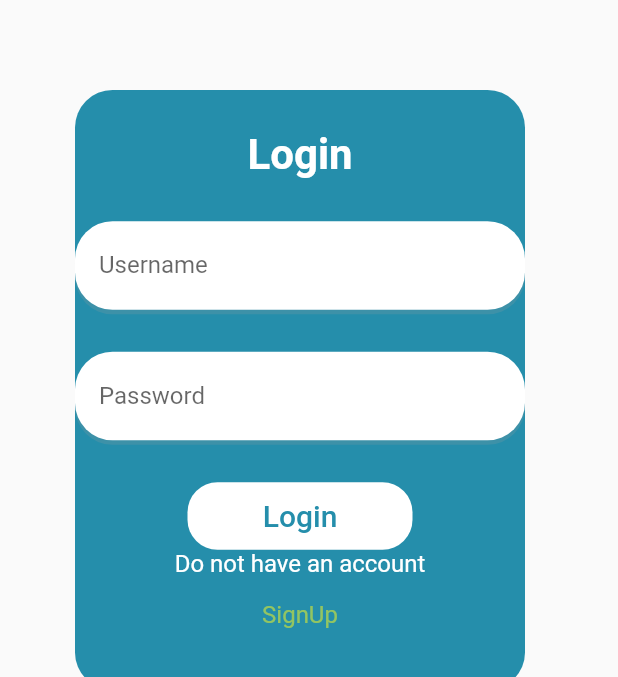
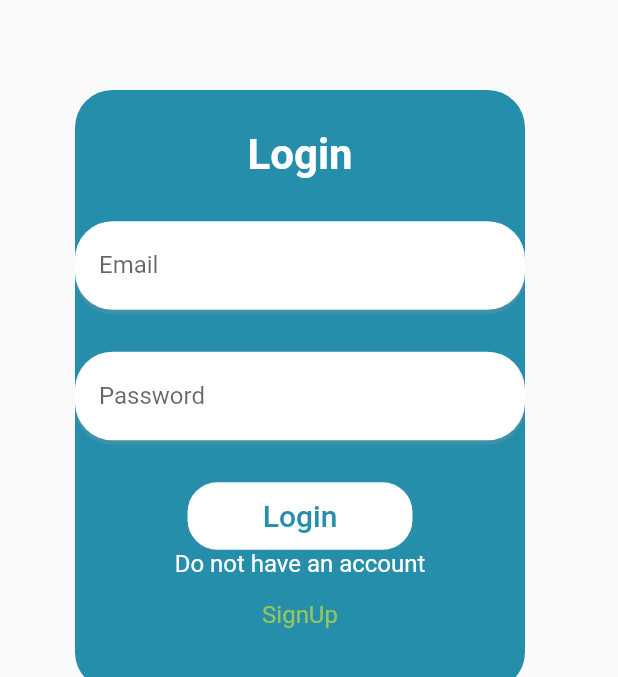
Before and after one commit to MalavikaSreehari/FareSPY, a Flutter app: the Login screen opened by its route, on a phone screen of 412 x 824 dp, the part 120-797 px from its top. Run offline on Flutter 3.47's test engine with Material 2 defaults, Android fonts, the phone set to English and light mode, and no system bars; our stand-ins replace firebase_auth, firebase_core, firebase_database, fluttertoast, google_maps_flutter; accounts and stored records are empty.

Commit message:
login successful

```diff
--- a/lib/initial_page.dart
+++ b/lib/initial_page.dart
@@ -38,7 +38,7 @@ class InitialPage extends StatelessWidget {
                   onPressed: () {
                     Navigator.push(
                       context,
-                      MaterialPageRoute(builder: (context) => const Login()),
+                      MaterialPageRoute(builder: (context) => Login()),
                     );
                   },
                   child: const Text(
--- a/lib/login.dart
+++ b/lib/login.dart
@@ -1,28 +1,29 @@
 import 'package:farespy/home_page.dart';
+import 'package:farespy/main.dart';
 import 'package:farespy/signup.dart';
+import 'package:firebase_auth/firebase_auth.dart';
+import 'package:firebase_database/firebase_database.dart';
 import 'package:flutter/material.dart';
 import 'package:flutter/src/foundation/key.dart';
 import 'package:flutter/src/widgets/framework.dart';
 
 class Login extends StatelessWidget {
-  static const  String idScreen = "login";
-  const Login({Key? key}) : super(key: key);
+  static const String idScreen = "login";
+  TextEditingController emailTextEditingController = TextEditingController();
+  TextEditingController passwordTextEditingController = TextEditingController();
+  Login({Key? key}) : super(key: key);
 
   @override
   Widget build(BuildContext context) {
     return Scaffold(
-      body:Column(
-
-          crossAxisAlignment:CrossAxisAlignment.start,
-          children: [
-
+        body: Column(crossAxisAlignment: CrossAxisAlignment.start, children: [
       Image.asset(
         'assets/images/logo.jpeg',
-          width:80,
+        width: 80,
         height: 80,
       ),
       Padding(
-          padding: const EdgeInsets.only(left:50,top:60),
+        padding: const EdgeInsets.only(left: 50, top: 60),
         child: Container(
             width: 300,
             height: 400,
@@ -32,17 +33,17 @@ class Login extends StatelessWidget {
             ),
             child: Column(
               mainAxisAlignment: MainAxisAlignment.center,
-            children:[
-               Text('Login',
+              children: [
+                Text(
+                  'Login',
                   style: TextStyle(
                     color: Colors.white,
                     fontSize: 28,
                     fontWeight: FontWeight.bold,
-
                   ),
                 ),
                 Padding(
-              padding: const EdgeInsets.only(bottom:28),
+                  padding: const EdgeInsets.only(bottom: 28),
                 ),
                 Container(
                   padding: EdgeInsets.symmetric(horizontal: 16.0),
@@ -52,22 +53,21 @@ class Login extends StatelessWidget {
                     boxShadow: [
                       BoxShadow(
                         color: Colors.grey.withOpacity(0.2),
-
                         offset: Offset(0, 3),
                       ),
                     ],
                   ),
                   child: TextFormField(
+                      controller: emailTextEditingController,
+                      keyboardType: TextInputType.emailAddress,
                       decoration: InputDecoration(
-              labelText: 'Username',
+                        labelText: 'Email',
                         border: InputBorder.none,
-              hintText: 'Enter your username',
-                      )
-
-                    ),
+                        hintText: 'Enter your email',
+                      )),
                 ),
                 Padding(
-              padding: const EdgeInsets.only(bottom:28),
+                  padding: const EdgeInsets.only(bottom: 28),
                 ),
                 Container(
                   padding: EdgeInsets.symmetric(horizontal: 16.0),
@@ -77,81 +77,109 @@ class Login extends StatelessWidget {
                     boxShadow: [
                       BoxShadow(
                         color: Colors.grey.withOpacity(0.2),
-
                         offset: Offset(0, 3),
                       ),
                     ],
                   ),
                   child: TextFormField(
+                      controller: passwordTextEditingController,
+                      obscureText: true,
                       decoration: InputDecoration(
                         labelText: 'Password',
                         border: InputBorder.none,
                         hintText: 'Enter your Password',
-                      )
-
-                    ),
+                      )),
                 ),
                 Padding(
-              padding: const EdgeInsets.only(bottom:28),
+                  padding: const EdgeInsets.only(bottom: 28),
                 ),
                 Container(
                   width: 150,
                   height: 45,
                   decoration: BoxDecoration(
                     borderRadius: BorderRadius.circular(20),
-                color:  Colors.white,
+                    color: Colors.white,
                   ),
-              child: TextButton(onPressed: ()
-              {
+                  child: TextButton(
+                    onPressed: () {
+                      if (!emailTextEditingController.text.contains("@")) {
+                        displayToastMessage(
+                            "Email address is not valid.", context);
+                      } else if (passwordTextEditingController.text.isEmpty) {
+                        displayToastMessage("Password is required.", context);
+                      } else {
+                        loginAndAuthenticateUser(context);
                         Navigator.push(
                           context,
                           MaterialPageRoute(builder: (context) => HomePage()),
                         );
-              }, child: Text(
+                      }
+                    },
+                    child: Text(
                       'Login',
                       style: TextStyle(
                         color: Color(0xff258EAB),
                         fontSize: 20,
                       ),
-                    ),),
                     ),
-            Text('Do not have an account',
+                  ),
+                ),
+                Text(
+                  'Do not have an account',
                   style: TextStyle(
                     color: Colors.white,
                     fontSize: 16,
                     fontWeight: FontWeight.normal,
-
                   ),
                 ),
-              TextButton(onPressed: () {
-                Navigator.pushNamedAndRemoveUntil(context, SignUp.idScreen, (route) => false);
+                TextButton(
+                  onPressed: () {
+                    Navigator.pushNamedAndRemoveUntil(
+                        context, SignUp.idScreen, (route) => false);
                   },
-                child: Text('SignUp',
+                  child: Text(
+                    'SignUp',
                     style: TextStyle(
                       color: Color(0xff93C561),
                       fontSize: 16,
                       fontWeight: FontWeight.normal,
-
                     ),
                   ),
                 ),
+              ],
+            )),
+      ),
+    ]));
+  }
 
-            ],
+  final FirebaseAuth _firebaseAuth = FirebaseAuth.instance;
+  void loginAndAuthenticateUser(BuildContext context) async {
+    final User? user = (await _firebaseAuth
+            .signInWithEmailAndPassword(
+                email: emailTextEditingController.text,
+                password: passwordTextEditingController.text)
+            .catchError((errMsg) {
+      displayToastMessage("Error: " + errMsg.toString(), context);
+    }))
+        .user;
 
-
-
-
-
-
-          )
-          ),
-
-        ),
-          ]
-        )
-
-    );
-
-
+    if (user != null) {
+      // user registration successful, do something
+      usersRef.child(user.uid).once().then((DatabaseEvent event) {
+        DataSnapshot snap = event.snapshot;
+        if (snap.value != null) {
+          Navigator.pushNamedAndRemoveUntil(
+              context, HomePage.idScreen, (route) => false);
+          displayToastMessage("You are logged in.", context);
+        } else {
+          _firebaseAuth.signOut();
+          displayToastMessage(
+              "No records exist for this account. Try logging in from a valid account or sign up.",
+              context);
+        }
+      });
+    } else {
+      displayToastMessage("Error signing in", context);
     }
   }
+}
```
Lines whose indentation alone changed are shown as unchanged.
